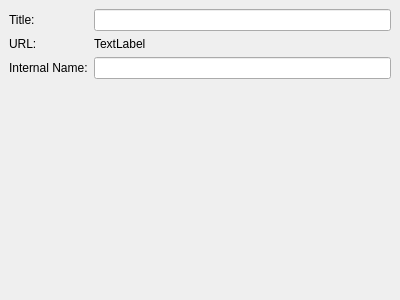
The window that wpmcpp/src/licenseform.ui (npackd/npackd-cpp) describes before a commit, drawn with Qt 5.
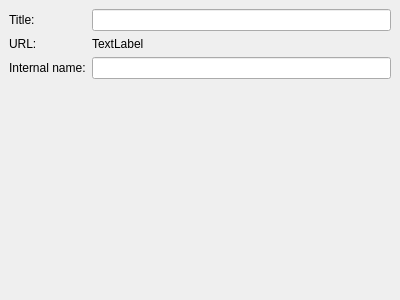
The same window after the commit.

Patch:
```diff
--- a/wpmcpp/src/licenseform.ui
+++ b/wpmcpp/src/licenseform.ui
@@ -73,7 +73,7 @@
        <item row="3" column="0">
         <widget class="QLabel" name="label_3">
          <property name="text">
-          <string>Internal Name:</string>
+          <string>Internal name:</string>
          </property>
          <property name="buddy">
           <cstring>lineEditInternalName</cstring>
```
